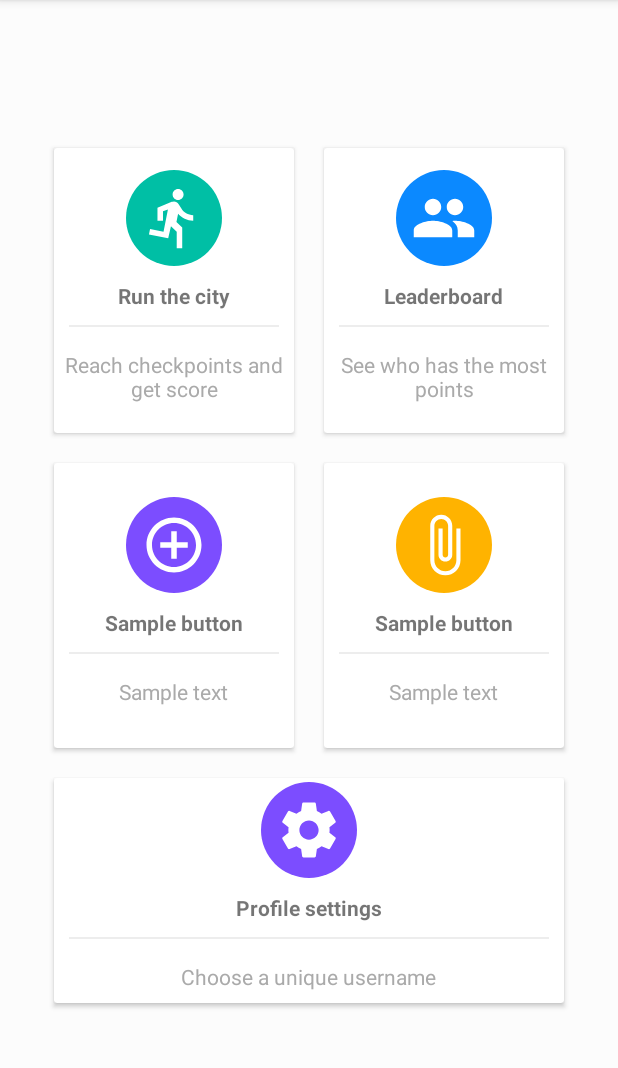
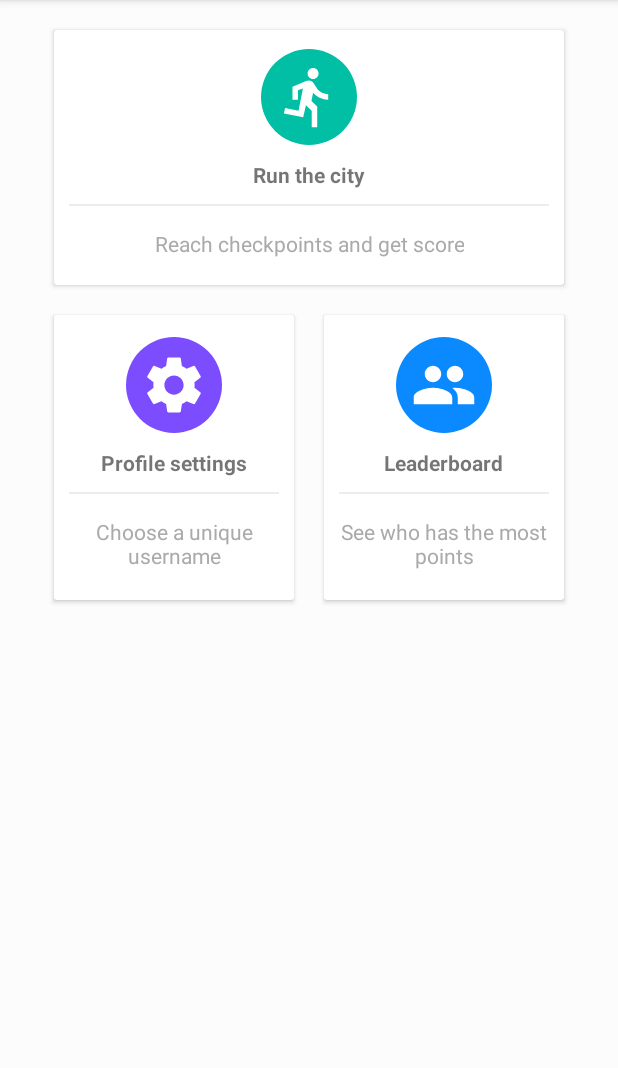
Before and after one commit to molnarjozsef/FitnessGo, an Android app: the fragment HomeFragment shown on its own in the app's theme, on a phone screen of 412 x 824 dp, the part 84-1152 px from its top. Run offline under Robolectric (Android 15) with nearby library versions, the phone set to English and light mode, and no system bars.

Commit message:
Temporary save and load buttons removed Sample buttons from main menu removed Main menu icons reordered

```diff
--- a/app/src/main/res/layout/fragment_home.xml
+++ b/app/src/main/res/layout/fragment_home.xml
@@ -9,13 +9,12 @@
     android:orientation="vertical">
 
 
-
     <LinearLayout
         android:id="@+id/ll"
         android:layout_width="match_parent"
         android:layout_height="match_parent"
         android:background="#fcfcfc"
-        android:gravity="center"
+        android:gravity="center_horizontal|top"
         android:orientation="vertical"
         android:padding="10dp">
 
@@ -29,12 +28,13 @@
 
             <android.support.v7.widget.CardView
                 android:id="@+id/cvGameStart"
-                android:onClick="onClick"
-                android:layout_width="160dp"
-                android:layout_height="190dp"
+                android:layout_width="340dp"
+                android:layout_height="170dp"
                 android:layout_margin="10dp"
                 android:clickable="true"
-                android:foreground="?android:attr/selectableItemBackground">
+                android:foreground="?android:attr/selectableItemBackground"
+                android:onClick="onClick"
+                android:focusable="true">
 
                 <LinearLayout
                     android:layout_width="match_parent"
@@ -73,149 +73,10 @@
                 </LinearLayout>
             </android.support.v7.widget.CardView>
 
-            <android.support.v7.widget.CardView
-                android:id="@+id/cvLeaderBoard"
-                android:layout_width="160dp"
-                android:layout_height="190dp"
-                android:layout_margin="10dp"
-                android:clickable="true"
-                android:foreground="?android:attr/selectableItemBackground">
 
-                <LinearLayout
-                    android:layout_width="match_parent"
-                    android:layout_height="match_parent"
-                    android:gravity="center"
-                    android:orientation="vertical">
-
-                    <ImageView
-                        android:layout_width="64dp"
-                        android:layout_height="64dp"
-                        android:background="@drawable/cerclebackgroundpink"
-                        android:padding="10dp"
-                        android:src="@drawable/ic_people_black_24dp" />
-
-                    <TextView
-                        android:layout_width="wrap_content"
-                        android:layout_height="wrap_content"
-                        android:layout_marginTop="10dp"
-                        android:text="@string/leaderboard"
-                        android:textStyle="bold" />
-
-                    <View
-                        android:layout_width="match_parent"
-                        android:layout_height="1dp"
-                        android:layout_margin="10dp"
-                        android:background="@color/lightgray" />
-
-                    <TextView
-                        android:layout_width="wrap_content"
-                        android:layout_height="wrap_content"
-                        android:gravity="center"
-                        android:padding="5dp"
-                        android:text="@string/leaderboard_detailed"
-                        android:textColor="@android:color/darker_gray" />
-
-                </LinearLayout>
-            </android.support.v7.widget.CardView>
 
         </LinearLayout>
 
-        <LinearLayout
-            android:layout_width="match_parent"
-            android:layout_height="wrap_content"
-            android:clipToPadding="false"
-            android:gravity="center"
-            android:orientation="horizontal">
-
-            <android.support.v7.widget.CardView
-                android:layout_width="160dp"
-                android:layout_height="190dp"
-                android:layout_margin="10dp"
-                android:clickable="true"
-                android:foreground="?android:attr/selectableItemBackground">
-
-                <LinearLayout
-                    android:layout_width="match_parent"
-                    android:layout_height="match_parent"
-                    android:gravity="center"
-                    android:orientation="vertical">
-
-                    <ImageView
-                        android:layout_width="64dp"
-                        android:layout_height="64dp"
-                        android:background="@drawable/cerclebackgroundpurple"
-                        android:padding="10dp"
-                        android:src="@drawable/ic_control_point_black_24dp" />
-
-                    <TextView
-                        android:layout_width="wrap_content"
-                        android:layout_height="wrap_content"
-                        android:layout_marginTop="10dp"
-                        android:text="Sample button"
-                        android:textStyle="bold" />
-
-                    <View
-                        android:layout_width="match_parent"
-                        android:layout_height="1dp"
-                        android:layout_margin="10dp"
-                        android:background="@color/lightgray" />
-
-                    <TextView
-                        android:layout_width="wrap_content"
-                        android:layout_height="wrap_content"
-                        android:gravity="center"
-                        android:padding="5dp"
-                        android:text="Sample text"
-                        android:textColor="@android:color/darker_gray" />
-
-                </LinearLayout>
-            </android.support.v7.widget.CardView>
-
-            <android.support.v7.widget.CardView
-                android:layout_width="160dp"
-                android:layout_height="190dp"
-                android:layout_margin="10dp"
-                android:clickable="true"
-                android:foreground="?android:attr/selectableItemBackground">
-
-                <LinearLayout
-                    android:layout_width="match_parent"
-                    android:layout_height="match_parent"
-                    android:gravity="center"
-                    android:orientation="vertical">
-
-                    <ImageView
-                        android:layout_width="64dp"
-                        android:layout_height="64dp"
-                        android:background="@drawable/cerclebackgroundyello"
-                        android:padding="10dp"
-                        android:src="@drawable/ic_attach_file_black_24dp" />
-
-                    <TextView
-                        android:layout_width="wrap_content"
-                        android:layout_height="wrap_content"
-                        android:layout_marginTop="10dp"
-                        android:text="Sample button"
-                        android:textStyle="bold" />
-
-                    <View
-                        android:layout_width="match_parent"
-                        android:layout_height="1dp"
-                        android:layout_margin="10dp"
-                        android:background="@color/lightgray" />
-
-                    <TextView
-                        android:layout_width="wrap_content"
-                        android:layout_height="wrap_content"
-                        android:gravity="center"
-                        android:padding="5dp"
-                        android:text="Sample text"
-                        android:textColor="@android:color/darker_gray" />
-
-                </LinearLayout>
-            </android.support.v7.widget.CardView>
-
-        </LinearLayout>
 
         <LinearLayout
             android:layout_width="match_parent"
@@ -226,11 +87,12 @@
 
             <android.support.v7.widget.CardView
                 android:id="@+id/cvProfileSettings"
-                android:layout_width="340dp"
-                android:layout_height="150dp"
+                android:layout_width="160dp"
+                android:layout_height="190dp"
                 android:layout_margin="10dp"
                 android:clickable="true"
-                android:foreground="?android:attr/selectableItemBackground">
+                android:foreground="?android:attr/selectableItemBackground"
+                android:focusable="true">
 
                 <LinearLayout
 
@@ -271,6 +133,52 @@
                 </LinearLayout>
             </android.support.v7.widget.CardView>
 
+            <android.support.v7.widget.CardView
+                android:id="@+id/cvLeaderBoard"
+                android:layout_width="160dp"
+                android:layout_height="190dp"
+                android:layout_margin="10dp"
+                android:clickable="true"
+                android:foreground="?android:attr/selectableItemBackground"
+                android:focusable="true">
+
+                <LinearLayout
+                    android:layout_width="match_parent"
+                    android:layout_height="match_parent"
+                    android:gravity="center"
+                    android:orientation="vertical">
+
+                    <ImageView
+                        android:layout_width="64dp"
+                        android:layout_height="64dp"
+                        android:background="@drawable/cerclebackgroundpink"
+                        android:padding="10dp"
+                        android:src="@drawable/ic_people_black_24dp" />
+
+                    <TextView
+                        android:layout_width="wrap_content"
+                        android:layout_height="wrap_content"
+                        android:layout_marginTop="10dp"
+                        android:text="@string/leaderboard"
+                        android:textStyle="bold" />
+
+                    <View
+                        android:layout_width="match_parent"
+                        android:layout_height="1dp"
+                        android:layout_margin="10dp"
+                        android:background="@color/lightgray" />
+
+                    <TextView
+                        android:layout_width="wrap_content"
+                        android:layout_height="wrap_content"
+                        android:gravity="center"
+                        android:padding="5dp"
+                        android:text="@string/leaderboard_detailed"
+                        android:textColor="@android:color/darker_gray" />
+
+                </LinearLayout>
+            </android.support.v7.widget.CardView>
+
 
         </LinearLayout>
     </LinearLayout>
--- a/app/src/main/res/values/strings.xml
+++ b/app/src/main/res/values/strings.xml
@@ -38,7 +38,7 @@
     <string name="pw_is_required">Password is required</string>
     <string name="set_a_unique_username">Set a unique username</string>
     <string name="log_out">Log out</string>
-    <string name="set_username">Set username</string>
+    <string name="save_username">Save username</string>
     <string name="password">password</string>
     <string name="sign_in">Sign in</string>
     <string name="sign_up">Sign up</string>
```
Also changed, not shown: app/src/main/AndroidManifest.xml (+6 -13 lines), app/src/main/java/com/jose/fitnessgo/ui/MapsActivity.kt (+0 -7 lines), app/src/main/java/com/jose/fitnessgo/ui/MapsFragment.kt (+0 -8 lines), app/src/main/res/layout/fragment_maps.xml (+2 -29 lines), app/src/main/res/layout/fragment_profile_settings.xml (+10 -2 lines), app/src/main/res/readme.txt (deleted).
